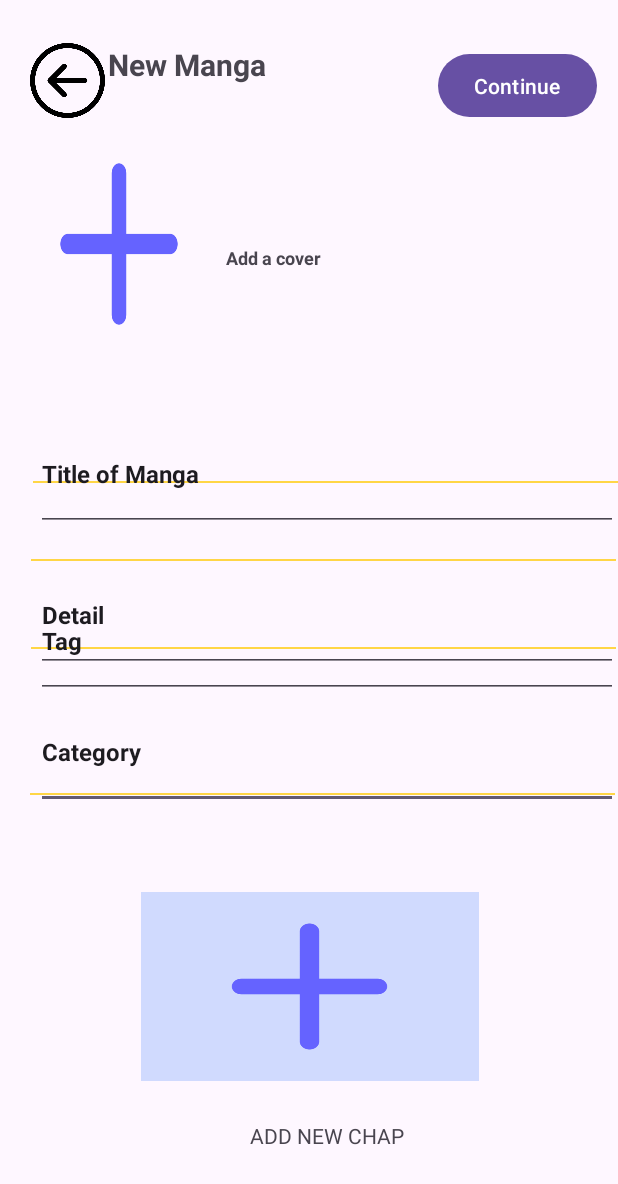
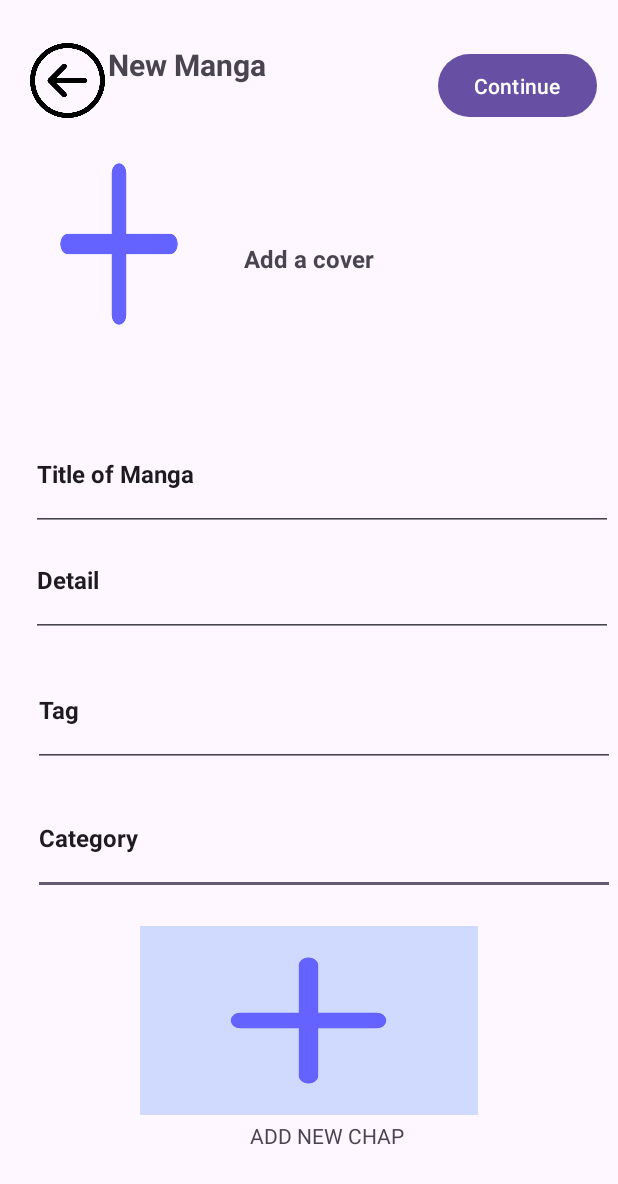
Before and after one commit to xzeo1123/Mob2, an Android app: the AdminNewMgaActivity screen opened directly, with no data from a screen before it, on a phone screen of 412 x 824 dp. Shown: the top 1184 px of the screen. Run offline under Robolectric (Android 15) with nearby library versions, the phone set to English and light mode, and no system bars.

Commit message:
new update

```diff
--- a/app/src/main/res/layout/activity_admin_acc_user.xml
+++ b/app/src/main/res/layout/activity_admin_acc_user.xml
@@ -141,7 +141,6 @@
             android:layout_height="wrap_content"
             android:text="Delete"
             android:textSize="12sp"
-            android:background="@color/color_delete"
             tools:ignore="ButtonStyle,HardcodedText"
             tools:layout_editor_absoluteY="18dp" />
     </LinearLayout>
@@ -209,7 +208,6 @@
             android:layout_height="wrap_content"
             android:text="Delete"
             android:textSize="12sp"
-            android:background="@color/color_delete"
             tools:ignore="ButtonStyle,HardcodedText"
             tools:layout_editor_absoluteY="18dp" />
     </LinearLayout>
--- a/app/src/main/res/layout/activity_admin_edit_mga.xml
+++ b/app/src/main/res/layout/activity_admin_edit_mga.xml
@@ -139,14 +139,15 @@
         android:id="@+id/editText4"
         android:layout_width="51dp"
         android:layout_height="34dp"
-        android:layout_marginBottom="400dp"
         android:text="Detail"
         android:textSize="14sp"
         android:textStyle="bold"
         app:layout_constraintBottom_toBottomOf="parent"
         app:layout_constraintEnd_toEndOf="parent"
-        app:layout_constraintHorizontal_bias="0.058"
+        app:layout_constraintHorizontal_bias="0.055"
         app:layout_constraintStart_toStartOf="parent"
+        app:layout_constraintTop_toTopOf="parent"
+        app:layout_constraintVertical_bias="0.426"
         tools:ignore="Autofill,HardcodedText,LabelFor,MissingConstraints,TextFields" />
 
     <View
--- a/app/src/main/res/layout/activity_admin_new_mga.xml
+++ b/app/src/main/res/layout/activity_admin_new_mga.xml
@@ -72,28 +72,14 @@
         android:layout_width="wrap_content"
         android:layout_height="wrap_content"
         android:text="Add a cover"
-        android:textSize="12sp"
+        android:textSize="16sp"
         android:textStyle="bold"
         app:layout_constraintBottom_toBottomOf="parent"
         app:layout_constraintEnd_toEndOf="parent"
-        app:layout_constraintHorizontal_bias="0.433"
         app:layout_constraintStart_toStartOf="parent"
         app:layout_constraintTop_toTopOf="parent"
-        app:layout_constraintVertical_bias="0.202"
+        app:layout_constraintVertical_bias="0.201"
         tools:ignore="ContentDescription,HardcodedText,MissingConstraints" />
-
-    <View
-        android:id="@+id/line"
-        android:layout_width="390dp"
-        android:layout_height="1dp"
-        android:background="#FFD646"
-        app:layout_constraintBottom_toBottomOf="parent"
-        app:layout_constraintEnd_toEndOf="parent"
-        app:layout_constraintHorizontal_bias="0.952"
-        app:layout_constraintStart_toStartOf="parent"
-        app:layout_constraintTop_toTopOf="parent"
-        app:layout_constraintVertical_bias="0.524"
-        tools:ignore="DuplicateIds,MissingConstraints" />
 
     <EditText
         android:id="@+id/editText"
@@ -104,24 +90,11 @@
         android:textStyle="bold"
         app:layout_constraintBottom_toBottomOf="parent"
         app:layout_constraintEnd_toEndOf="parent"
-        app:layout_constraintHorizontal_bias="1.0"
+        app:layout_constraintHorizontal_bias="0.913"
         app:layout_constraintStart_toStartOf="parent"
         app:layout_constraintTop_toTopOf="parent"
-        app:layout_constraintVertical_bias="0.62"
+        app:layout_constraintVertical_bias="0.696"
         tools:ignore="Autofill,HardcodedText,LabelFor,MissingConstraints,TextFields" />
-
-    <View
-        android:id="@+id/line"
-        android:layout_width="390dp"
-        android:layout_height="1dp"
-        android:background="#FFD646"
-        app:layout_constraintBottom_toBottomOf="parent"
-        app:layout_constraintEnd_toEndOf="parent"
-        app:layout_constraintHorizontal_bias="1.0"
-        app:layout_constraintStart_toStartOf="parent"
-        app:layout_constraintTop_toTopOf="parent"
-        app:layout_constraintVertical_bias="0.39"
-        tools:ignore="DuplicateIds,MissingConstraints" />
 
     <EditText
         android:id="@+id/editText2"
@@ -134,7 +107,7 @@
         android:textStyle="bold"
         app:layout_constraintBottom_toBottomOf="parent"
         app:layout_constraintEnd_toEndOf="parent"
-        app:layout_constraintHorizontal_bias="1.0"
+        app:layout_constraintHorizontal_bias="0.869"
 
         app:layout_constraintStart_toStartOf="parent"
         app:layout_constraintTop_toBottomOf="@+id/buttonAdd"
@@ -145,28 +118,16 @@
         android:id="@+id/editText4"
         android:layout_width="388dp"
         android:layout_height="75dp"
-        android:layout_marginBottom="376dp"
         android:text="Detail"
         android:textSize="16sp"
         android:textStyle="bold"
         app:layout_constraintBottom_toBottomOf="parent"
         app:layout_constraintEnd_toEndOf="parent"
-        app:layout_constraintHorizontal_bias="1.0"
-        app:layout_constraintStart_toStartOf="parent"
-        tools:ignore="Autofill,HardcodedText,LabelFor,MissingConstraints,TextFields" />
-
-    <View
-        android:id="@+id/line"
-        android:layout_width="390dp"
-        android:layout_height="1dp"
-        android:background="#FFD646"
-        app:layout_constraintBottom_toBottomOf="parent"
-        app:layout_constraintEnd_toEndOf="parent"
-        app:layout_constraintHorizontal_bias="0.952"
+        app:layout_constraintHorizontal_bias="0.869"
         app:layout_constraintStart_toStartOf="parent"
         app:layout_constraintTop_toTopOf="parent"
-        app:layout_constraintVertical_bias="0.453"
-        tools:ignore="DuplicateIds,MissingConstraints" />
+        app:layout_constraintVertical_bias="0.467"
+        tools:ignore="Autofill,HardcodedText,LabelFor,MissingConstraints,TextFields" />
 
     <EditText
         android:id="@+id/editText3"
@@ -177,24 +138,11 @@
         android:textStyle="bold"
         app:layout_constraintBottom_toBottomOf="parent"
         app:layout_constraintEnd_toEndOf="parent"
-        app:layout_constraintHorizontal_bias="1.0"
+        app:layout_constraintHorizontal_bias="0.913"
         app:layout_constraintStart_toStartOf="parent"
         app:layout_constraintTop_toTopOf="parent"
-        app:layout_constraintVertical_bias="0.521"
+        app:layout_constraintVertical_bias="0.582"
         tools:ignore="Autofill,HardcodedText,LabelFor,MissingConstraints,TextFields" />
-
-    <View
-        android:id="@+id/line"
-        android:layout_width="390dp"
-        android:layout_height="1dp"
-        android:background="#FFD646"
-        app:layout_constraintBottom_toBottomOf="parent"
-        app:layout_constraintEnd_toEndOf="parent"
-        app:layout_constraintHorizontal_bias="0.904"
-        app:layout_constraintStart_toStartOf="parent"
-        app:layout_constraintTop_toTopOf="parent"
-        app:layout_constraintVertical_bias="0.643"
-        tools:ignore="DuplicateIds,MissingConstraints" />
 
     <FrameLayout
         android:layout_width="225dp"
@@ -202,10 +150,9 @@
         android:background="#D0DAFE"
         app:layout_constraintBottom_toBottomOf="parent"
         app:layout_constraintEnd_toEndOf="parent"
-        app:layout_constraintHorizontal_bias="0.505"
         app:layout_constraintStart_toStartOf="parent"
         app:layout_constraintTop_toTopOf="parent"
-        app:layout_constraintVertical_bias="0.852"
+        app:layout_constraintVertical_bias="0.884"
         tools:ignore="MissingConstraints">
 
         <ImageButton
@@ -213,9 +160,9 @@
             android:layout_height="match_parent"
             android:layout_gravity="center"
             android:background="@null"
+            android:importantForAccessibility="no"
             android:scaleType="fitXY"
             android:src="@drawable/add"
-            android:importantForAccessibility="no"
             tools:layout_editor_absoluteX="93dp"
             tools:layout_editor_absoluteY="472dp" />
 
--- a/app/src/main/res/layout/activity_user_home.xml
+++ b/app/src/main/res/layout/activity_user_home.xml
@@ -251,10 +251,10 @@
         android:padding="2dp"
         app:layout_constraintBottom_toBottomOf="parent"
         app:layout_constraintEnd_toEndOf="parent"
-        app:layout_constraintHorizontal_bias="0.949"
+        app:layout_constraintHorizontal_bias="0.922"
         app:layout_constraintStart_toStartOf="parent"
         app:layout_constraintTop_toTopOf="parent"
-        app:layout_constraintVertical_bias="0.98"
+        app:layout_constraintVertical_bias="0.981"
         tools:ignore="MissingConstraints,UseCompoundDrawables">
 
         <ImageView
```
Also changed, not shown: app/src/main/res/layout/activity_admin_home.xml (+23 -16 lines), app/src/main/res/layout/activity_admin_login.xml (+27 -28 lines).
